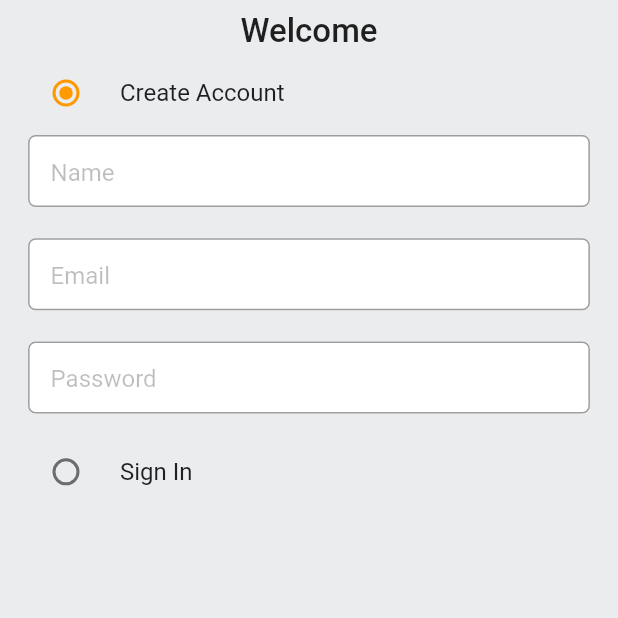
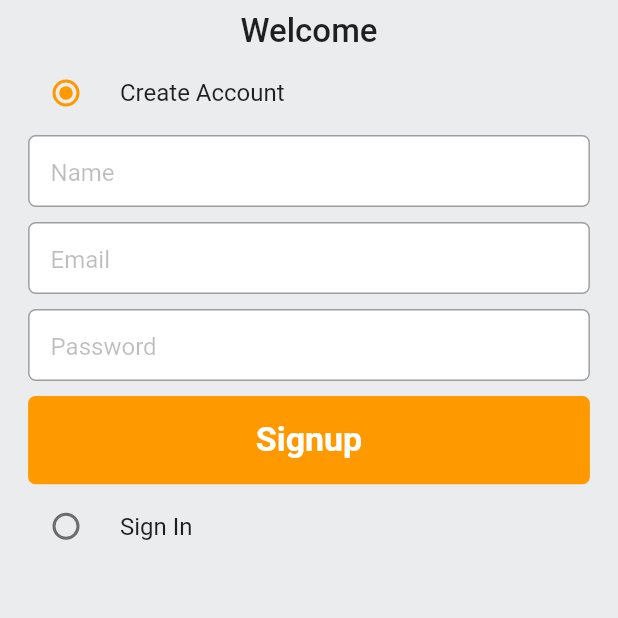
Before and after one commit to arunpraseeth/amazon_clone, a Flutter app: the screen it shows after launch, on a phone screen of 412 x 824 dp, the top half of it. Run offline on Flutter 3.47's test engine with Material 2 defaults, Android fonts, the phone set to English and light mode, and no system bars.

Commit message:
signup finished

```diff
--- a/lib/constants/global_variables.dart
+++ b/lib/constants/global_variables.dart
@@ -1,4 +1,10 @@
 import 'package:flutter/material.dart';
+
+String uri = 'http://192.168.29.200:3000';
+
+// Container / Textfield size
+const double customWidth = 1.1;
+const double customHeight = 14;
 
 class GlobalVariables {
   // COLORS
--- a/lib/features/auth/screens/auth_screen.dart
+++ b/lib/features/auth/screens/auth_screen.dart
@@ -1,4 +1,5 @@
 import 'package:amazon_clone/constants/global_variables.dart';
+import 'package:amazon_clone/features/auth/services/auth_service.dart';
 import 'package:amazon_clone/utils/custom_text.dart';
 import 'package:flutter/material.dart';
 
@@ -25,12 +26,24 @@ class _AuthScreenState extends State<AuthScreen> {
   FocusNode nameFocus = FocusNode();
   FocusNode emailFocus = FocusNode();
   FocusNode passwordFocus = FocusNode();
+  final AuthService authService = AuthService();
+
+  void signUpUser() {
+    authService.signUp(
+      context: context,
+      name: name.text.trim(),
+      email: email.text.trim(),
+      password: password.text.trim(),
+    );
+  }
+
   @override
   Widget build(BuildContext context) {
     Size size = MediaQuery.of(context).size;
     return Scaffold(
       backgroundColor: GlobalVariables.greyBackgroundColor,
       body: SafeArea(
+        child: SingleChildScrollView(
           child: InkWell(
             splashFactory: NoSplash.splashFactory,
             onTap: () {
@@ -71,6 +84,13 @@ class _AuthScreenState extends State<AuthScreen> {
                             hintText: "Name",
                             focusnode: nameFocus,
                             textInputType: TextInputType.name,
+                            validator: (value) {
+                              if (value == null || value.isEmpty) {
+                                return "Enter your name";
+                              } else {
+                                return null;
+                              }
+                            },
                           ),
                           const SizedBox(height: 10),
                           CustomTextField.customTextField(
@@ -79,6 +99,13 @@ class _AuthScreenState extends State<AuthScreen> {
                             hintText: "Email",
                             focusnode: emailFocus,
                             textInputType: TextInputType.emailAddress,
+                            validator: (value) {
+                              if (value == null || value.isEmpty) {
+                                return "Enter your email";
+                              } else {
+                                return null;
+                              }
+                            },
                           ),
                           const SizedBox(height: 10),
                           CustomTextField.customTextField(
@@ -87,6 +114,39 @@ class _AuthScreenState extends State<AuthScreen> {
                             hintText: "Password",
                             focusnode: passwordFocus,
                             textInputType: TextInputType.emailAddress,
+                            validator: (value) {
+                              if (value == null || value.isEmpty) {
+                                return "Enter your password";
+                              } else {
+                                return null;
+                              }
+                            },
+                          ),
+                          const SizedBox(height: 10),
+                          InkWell(
+                            onTap: () {
+                              if (signupFormKey.currentState!.validate()) {
+                                signUpUser();
+                              }
+                            },
+                            child: Container(
+                              width: size.width / customWidth,
+                              height: size.height / customHeight,
+                              decoration: BoxDecoration(
+                                color: GlobalVariables.secondaryColor,
+                                borderRadius: BorderRadius.circular(5),
+                              ),
+                              child: Center(
+                                child: Text(
+                                  "Signup",
+                                  style: TextStyle(
+                                    color: Colors.white,
+                                    fontSize: size.width * 0.055,
+                                    fontWeight: FontWeight.bold,
+                                  ),
+                                ),
+                              ),
+                            ),
                           ),
                         ],
                       ),
@@ -104,7 +164,7 @@ class _AuthScreenState extends State<AuthScreen> {
                   ),
                   if (_auth == Auth.signin)
                     Form(
-                    key: signupFormKey,
+                      key: signinFormKey,
                       child: Column(
                         children: [
                           CustomTextField.customTextField(
@@ -120,6 +180,30 @@ class _AuthScreenState extends State<AuthScreen> {
                             hintText: "Password",
                             textInputType: TextInputType.emailAddress,
                           ),
+                          const SizedBox(height: 10),
+                          InkWell(
+                            onTap: () {
+                              if (signinFormKey.currentState!.validate()) {}
+                            },
+                            child: Container(
+                              width: size.width / customWidth,
+                              height: size.height / customHeight,
+                              decoration: BoxDecoration(
+                                color: GlobalVariables.secondaryColor,
+                                borderRadius: BorderRadius.circular(5),
+                              ),
+                              child: Center(
+                                child: Text(
+                                  "Signup",
+                                  style: TextStyle(
+                                    color: Colors.white,
+                                    fontSize: size.width * 0.055,
+                                    fontWeight: FontWeight.bold,
+                                  ),
+                                ),
+                              ),
+                            ),
+                          ),
                         ],
                       ),
                     ),
@@ -128,6 +212,7 @@ class _AuthScreenState extends State<AuthScreen> {
             ),
           ),
         ),
+      ),
     );
   }
 }
--- /dev/null
+++ b/lib/models/user_model.dart
@@ -0,0 +1,49 @@
+import 'dart:convert';
+
+class User {
+  final String id;
+  final String name;
+  final String email;
+  final String password;
+  final String address;
+  final String type;
+  final String token;
+
+  User({
+    required this.id,
+    required this.name,
+    required this.email,
+    required this.password,
+    required this.address,
+    required this.type,
+    required this.token,
+  });
+
+  Map<String, dynamic> toMap() {
+    return {
+      'id': id,
+      'name': name,
+      'email': email,
+      'password': password,
+      'address': address,
+      'type': type,
+      'token': token,
+    };
+  }
+
+  factory User.fromMap(Map<String, dynamic> map) {
+    return User(
+      id: map['_id'] ?? '',
+      name: map['name'] ?? '',
+      email: map['email'] ?? '',
+      password: map['password'] ?? '',
+      address: map['address'] ?? '',
+      type: map['type'] ?? '',
+      token: map['token'] ?? '',
+    );
+  }
+
+  String toJson() => json.encode(toMap());
+
+  factory User.fromJson(String source) => User.fromMap(json.decode(source));
+}
--- a/lib/utils/custom_text.dart
+++ b/lib/utils/custom_text.dart
@@ -18,7 +18,6 @@ class CustomTextField {
   }) {
     return SizedBox(
       width: size.width / 1.1,
-      height: size.height / 14,
       child: TextFormField(
         focusNode: focusnode,
         readOnly: readOnly ?? false,
@@ -56,6 +55,10 @@ class CustomTextField {
             borderRadius: BorderRadius.circular(5),
             borderSide: const BorderSide(color: Colors.grey),
           ),
+          errorBorder: OutlineInputBorder(
+            borderRadius: BorderRadius.circular(5),
+            borderSide: const BorderSide(color: Colors.red),
+          ),
         ),
       ),
     );
--- a/pubspec.yaml
+++ b/pubspec.yaml
@@ -29,6 +29,7 @@ environment:
 dependencies:
   flutter:
     sdk: flutter
+  http: ^0.13.4
 
 
   # The following adds the Cupertino Icons font to your application.
```
Also changed, not shown: lib/constants/error_handling.dart (added, +25 -0 lines), lib/constants/utils.dart (added, +10 -0 lines), lib/features/auth/services/auth_service.dart (added, +49 -0 lines), pubspec.lock, 5 other files. Lines whose indentation alone changed are shown as unchanged.
